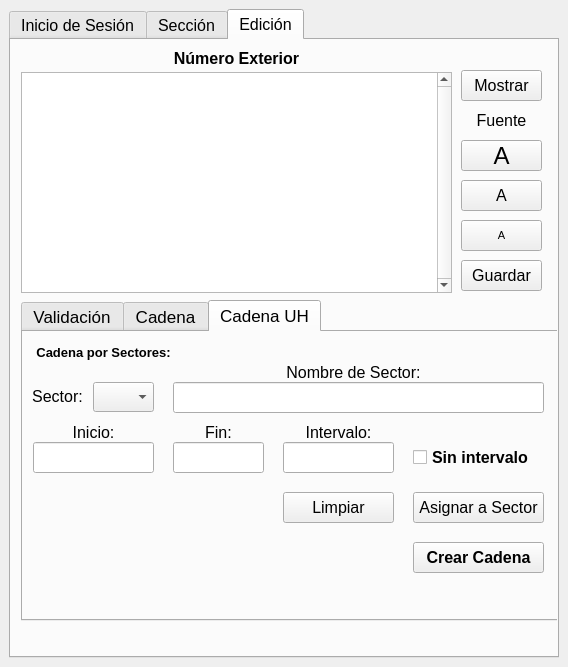
Above: numeros_exteriores_dockwidget_base.ui from DAGGDesarrollo/repo_dce before the change. Below: the same form after it.
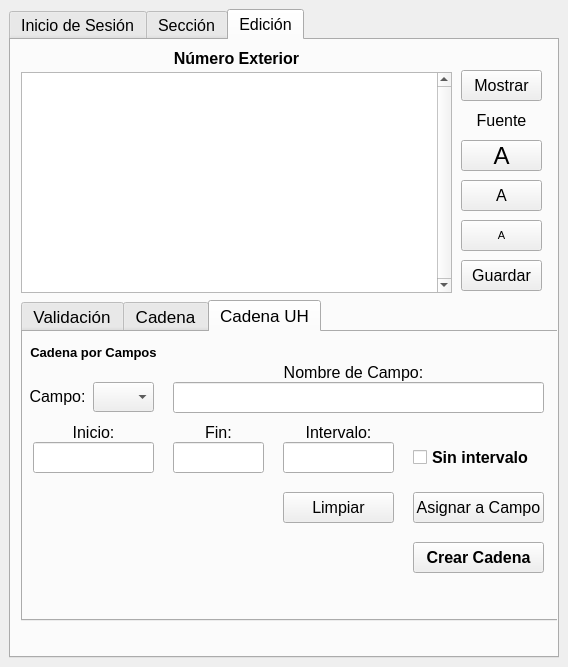
That is the form after the change. The open tabs and pages were chosen to show the change. Custom widgets are drawn as their Qt base class.

Commit message: Se cambia la palabra Sector por Campo en la sección Cadena UH

```diff
--- a/numeros_exteriores_dockwidget_base.ui
+++ b/numeros_exteriores_dockwidget_base.ui
@@ -1462,7 +1462,7 @@
          <widget class="QLabel" name="label_18">
           <property name="geometry">
            <rect>
-            <x>10</x>
+            <x>0</x>
             <y>0</y>
             <width>141</width>
             <height>41</height>
@@ -1483,7 +1483,7 @@
            </font>
           </property>
           <property name="text">
-           <string>Cadena por Sectores:</string>
+           <string>Cadena por Campos</string>
           </property>
           <property name="alignment">
            <set>Qt::AlignCenter</set>
@@ -1672,7 +1672,7 @@
            </font>
           </property>
           <property name="text">
-           <string>Sector:</string>
+           <string>Campo:</string>
           </property>
           <property name="alignment">
            <set>Qt::AlignCenter</set>
@@ -1702,7 +1702,7 @@
            </font>
           </property>
           <property name="text">
-           <string>Nombre de Sector:</string>
+           <string>Nombre de Campo:</string>
           </property>
           <property name="alignment">
            <set>Qt::AlignCenter</set>
@@ -1793,7 +1793,7 @@
            </font>
           </property>
           <property name="text">
-           <string>Asignar a Sector</string>
+           <string>Asignar a Campo</string>
           </property>
          </widget>
         </widget>
```
